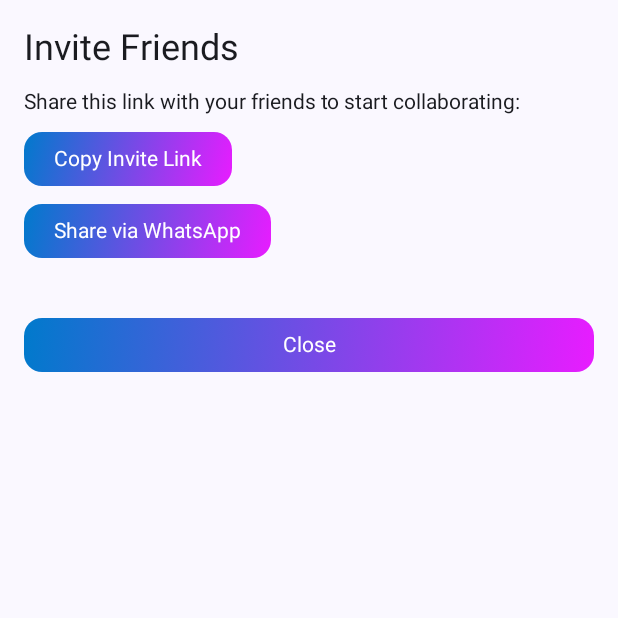
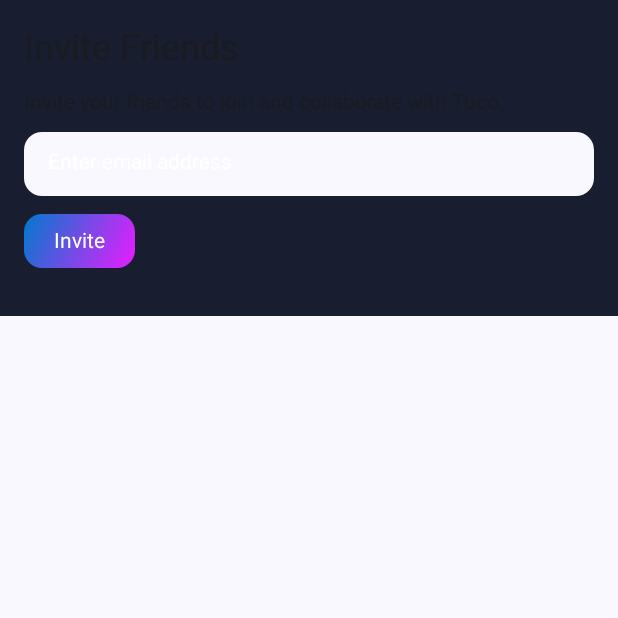
Before and after one commit to vishalcs106/tuco-android, an Android app built with Jetpack Compose: the composable InviteBottomSheet shown on its own in the app's theme, on a phone screen of 412 x 824 dp, the top half of it. Run offline under Robolectric (Android 15) with nearby library versions, the phone set to English and light mode, and no system bars.

Commit message:
Updated inviteBs

```diff
--- a/app/src/main/java/ai/android/tuco/presentation/MainActivity.kt
+++ b/app/src/main/java/ai/android/tuco/presentation/MainActivity.kt
@@ -101,6 +101,7 @@ fun MainScreen() {
             // 🔹 BottomSheet logic now correctly inside LaunchedEffect
             if (showBottomSheet) {
                 ModalBottomSheet(
+                    containerColor = Color(0xFF181E30),
                     onDismissRequest = { showBottomSheet = false },
                     sheetState = bottomSheetState
                 ) {
--- a/app/src/main/java/ai/android/tuco/presentation/composables/InviteBottomSheet.kt
+++ b/app/src/main/java/ai/android/tuco/presentation/composables/InviteBottomSheet.kt
@@ -1,23 +1,39 @@
 package ai.android.tuco.presentation.composables
 
+import androidx.compose.foundation.background
 import androidx.compose.foundation.layout.Arrangement
+import androidx.compose.foundation.layout.Box
 import androidx.compose.foundation.layout.Column
-import androidx.compose.foundation.layout.Spacer
 import androidx.compose.foundation.layout.fillMaxWidth
-import androidx.compose.foundation.layout.height
 import androidx.compose.foundation.layout.padding
+import androidx.compose.foundation.text.BasicTextField
+import androidx.compose.foundation.text.KeyboardOptions
 import androidx.compose.material3.MaterialTheme
 import androidx.compose.material3.Text
 import androidx.compose.runtime.Composable
+import androidx.compose.runtime.getValue
+import androidx.compose.runtime.mutableStateOf
+import androidx.compose.runtime.remember
+import androidx.compose.runtime.setValue
 import androidx.compose.ui.Modifier
+import androidx.compose.ui.graphics.Color
+import androidx.compose.ui.graphics.SolidColor
+import androidx.compose.ui.text.input.KeyboardType
+import androidx.compose.ui.text.input.TextFieldValue
 import androidx.compose.ui.unit.dp
+import androidx.compose.ui.unit.sp
+import androidx.core.util.PatternsCompat
 
 @Composable
 fun InviteBottomSheet(onClose: () -> Unit) {
+    var emailInput by remember { mutableStateOf(TextFieldValue("")) }
+    var isEmailValid by remember { mutableStateOf(true) }
+
     Column(
         modifier = Modifier
             .fillMaxWidth()
-            .padding(16.dp),
+            .background(color = Color(0xFF181E30))
+            .padding(top = 16.dp, start = 16.dp, end = 16.dp, bottom = 32.dp),
         verticalArrangement = Arrangement.spacedBy(12.dp)
     ) {
         Text(
@@ -26,36 +42,58 @@ fun InviteBottomSheet(onClose: () -> Unit) {
         )
 
         Text(
-            text = "Share this link with your friends to start collaborating:",
+            text = "Invite your friends to join and collaborate with Tuco.",
             style = MaterialTheme.typography.bodyMedium
         )
 
+        // Email Input Field
+        Box(
+            modifier = Modifier
+                .fillMaxWidth()
+                .background(
+                    color = MaterialTheme.colorScheme.surface,
+                    shape = MaterialTheme.shapes.medium
+                )
+                .padding(horizontal = 16.dp, vertical = 12.dp)
+        ) {
+            if (emailInput.text.isEmpty()) {
+                RegularText(
+                    text = "Enter email address",  // ✅ Added Hint
+                    fontSize = 14.sp
+                )
+            }
+
+            BasicTextField(
+                value = emailInput,
+                onValueChange = {
+                    emailInput = it
+                },
+                textStyle = MaterialTheme.typography.bodyLarge.copy(color = MaterialTheme.colorScheme.onSurface),
+                keyboardOptions = KeyboardOptions(keyboardType = KeyboardType.Email),
+                cursorBrush = SolidColor(Color.White),
+                modifier = Modifier.fillMaxWidth()
+            )
+        }
+
+        // Error Message for Invalid Email
+        if (!isEmailValid && emailInput.text.isNotEmpty()) {
+            Text(
+                text = "Please enter a valid email address",
+                color = Color.Red,
+                style = MaterialTheme.typography.bodySmall
+            )
+        }
+
         GradientButton(
-            text = "Copy Invite Link",
+            text = "Invite",
             onClick = {
-                // Example logic for copying the invite link
-                // Copy logic goes here (Clipboard logic)
-                onClose()
+                isEmailValid = PatternsCompat.EMAIL_ADDRESS.matcher(emailInput.text).matches()  // ✅ Email Validation
+                if (isEmailValid && emailInput.text.isNotEmpty()) {
+                    // 🔹 Invite Logic Here (API Call / Email Service)
+                    onClose()
+                }
             }
         )
 
-        GradientButton(
-            text = "Share via WhatsApp",
-            onClick = {
-                // Logic for sharing via WhatsApp
-                onClose()
-            }
-        )
-
-        Spacer(modifier = Modifier.height(8.dp))
-
-        // Close Button
-        GradientButton(
-            text = "Close",
-            onClick = { onClose() },
-            modifier = Modifier
-                .fillMaxWidth()
-                .padding(top = 8.dp)
-        )
     }
 }
```
